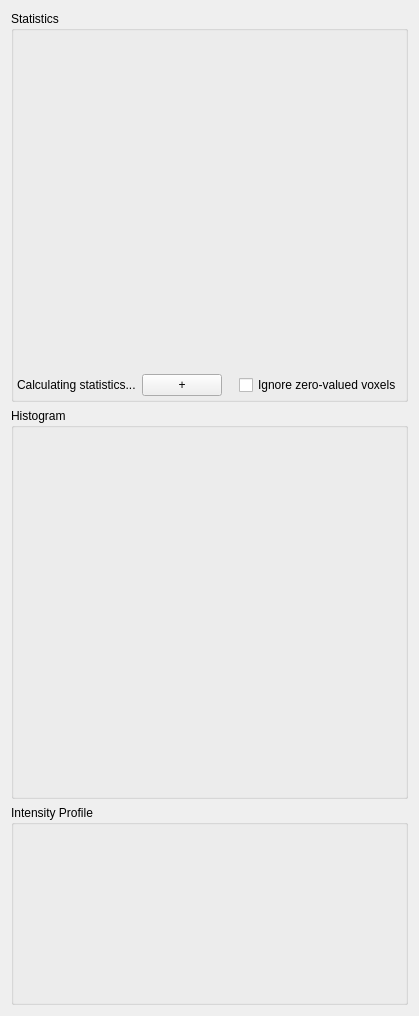
MITK/MITK, file Plugins/org.mitk.gui.qt.measurementtoolbox/src/internal/QmitkImageStatisticsViewControls.ui: the form before one commit.
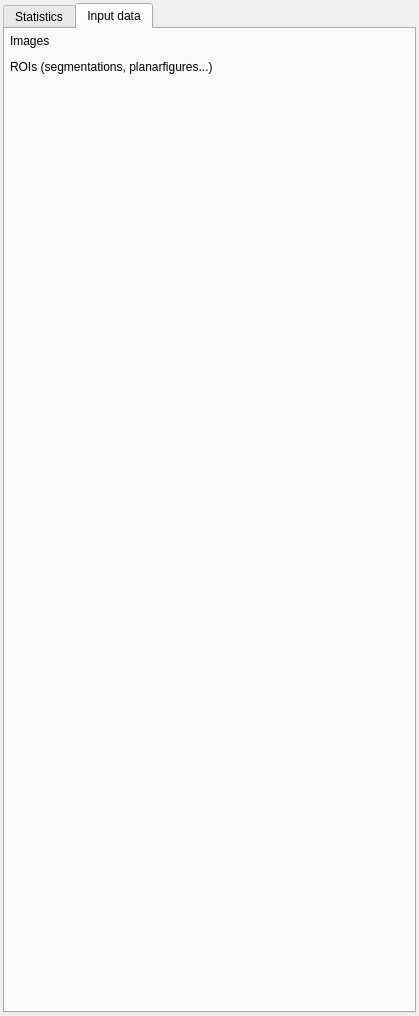
The form after the commit. The open tabs and pages were chosen to show the change. Custom widgets are drawn as their Qt base class.

Commit message:
Covered T27267 by introducing MultiSelectionWidgets, that took care of the node monitoring
also cleaned up the business logic and removed
obsolete stuff like the handcrafted planar figure
observer (it is now covered by the auto update
feature and signals of the statistics data generator

What changed in the file:
```diff
--- a/Plugins/org.mitk.gui.qt.measurementtoolbox/src/internal/QmitkImageStatisticsViewControls.ui
+++ b/Plugins/org.mitk.gui.qt.measurementtoolbox/src/internal/QmitkImageStatisticsViewControls.ui
@@ -17,6 +17,53 @@
    <string>Form</string>
   </property>
   <layout class="QVBoxLayout" name="verticalLayout_4">
+   <property name="leftMargin">
+    <number>3</number>
+   </property>
+   <property name="topMargin">
+    <number>3</number>
+   </property>
+   <property name="rightMargin">
+    <number>3</number>
+   </property>
+   <property name="bottomMargin">
+    <number>3</number>
+   </property>
+   <item>
+    <widget class="QTabWidget" name="tabWidget">
+     <property name="currentIndex">
+      <number>0</number>
+     </property>
+     <widget class="QWidget" name="tabStatistics">
+      <attribute name="title">
+       <string>Statistics</string>
+      </attribute>
+      <layout class="QVBoxLayout" name="verticalLayout_7">
+       <property name="leftMargin">
+        <number>5</number>
+       </property>
+       <property name="topMargin">
+        <number>5</number>
+       </property>
+       <property name="rightMargin">
+        <number>5</number>
+       </property>
+       <property name="bottomMargin">
+        <number>5</number>
+       </property>
+       <item>
+        <widget class="QPushButton" name="buttonSelection">
+         <property name="toolTip">
+          <string>Quick selector button for input data.</string>
+         </property>
+         <property name="text">
+          <string>+</string>
+         </property>
+         <property name="checkable">
+          <bool>true</bool>
+         </property>
+        </widget>
+       </item>
    <item>
     <widget class="QGroupBox" name="groupBox_statistics">
      <property name="minimumSize">
@@ -66,16 +113,6 @@
           </property>
          </widget>
         </item>
-        <item alignment="Qt::AlignLeft">
-         <widget class="QPushButton" name="buttonSelection">
-          <property name="text">
-           <string>+</string>
-          </property>
-          <property name="checkable">
-           <bool>true</bool>
-          </property>
-         </widget>
-        </item>
         <item>
          <widget class="QCheckBox" name="checkBox_ignoreZero">
           <property name="text">
@@ -153,6 +190,74 @@
    </item>
   </layout>
  </widget>
+     <widget class="QWidget" name="tabData">
+      <attribute name="title">
+       <string>Input data</string>
+      </attribute>
+      <layout class="QVBoxLayout" name="verticalLayout_8">
+       <property name="leftMargin">
+        <number>5</number>
+       </property>
+       <property name="topMargin">
+        <number>5</number>
+       </property>
+       <property name="rightMargin">
+        <number>5</number>
+       </property>
+       <property name="bottomMargin">
+        <number>5</number>
+       </property>
+       <item>
+        <widget class="QLabel" name="label">
+         <property name="sizePolicy">
+          <sizepolicy hsizetype="Preferred" vsizetype="Maximum">
+           <horstretch>0</horstretch>
+           <verstretch>0</verstretch>
+          </sizepolicy>
+         </property>
+         <property name="text">
+          <string>Images</string>
+         </property>
+        </widget>
+       </item>
+       <item>
+        <widget class="QmitkMultiNodeSelectionWidget" name="imageNodesSelector" native="true"/>
+       </item>
+       <item>
+        <widget class="QLabel" name="label_2">
+         <property name="sizePolicy">
+          <sizepolicy hsizetype="Preferred" vsizetype="Maximum">
+           <horstretch>0</horstretch>
+           <verstretch>0</verstretch>
+          </sizepolicy>
+         </property>
+         <property name="text">
+          <string>ROIs (segmentations, planarfigures...)</string>
+         </property>
+        </widget>
+       </item>
+       <item>
+        <widget class="QmitkMultiNodeSelectionWidget" name="roiNodesSelector" native="true"/>
+       </item>
+       <item>
+        <spacer name="verticalSpacer">
+         <property name="orientation">
+          <enum>Qt::Vertical</enum>
+         </property>
+         <property name="sizeHint" stdset="0">
+          <size>
+           <width>20</width>
+           <height>40</height>
+          </size>
+         </property>
+        </spacer>
+       </item>
+      </layout>
+     </widget>
+    </widget>
+   </item>
+  </layout>
+ </widget>
  <customwidgets>
   <customwidget>
    <class>QmitkImageStatisticsWidget</class>
@@ -178,6 +283,12 @@
    <header location="global">ctkSliderWidget.h</header>
    <container>1</container>
   </customwidget>
+  <customwidget>
+   <class>QmitkMultiNodeSelectionWidget</class>
+   <extends>QWidget</extends>
+   <header location="global">QmitkMultiNodeSelectionWidget.h</header>
+   <container>1</container>
+  </customwidget>
  </customwidgets>
  <resources/>
  <connections/>
```
Lines whose indentation alone changed are shown as unchanged. The commit also changes 2 other files.
